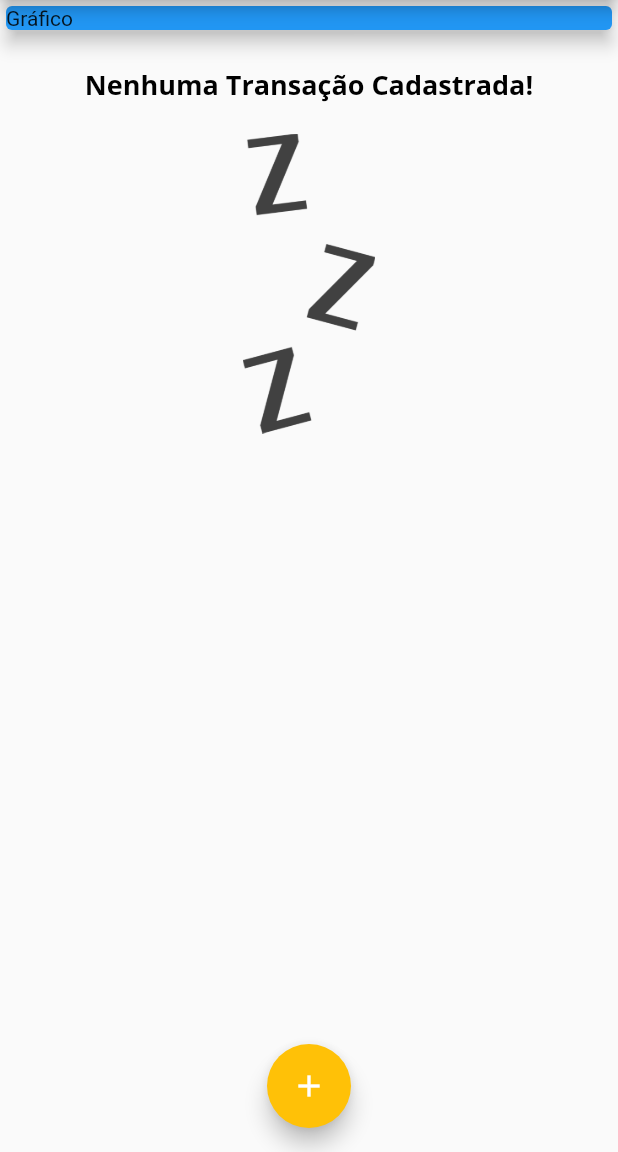
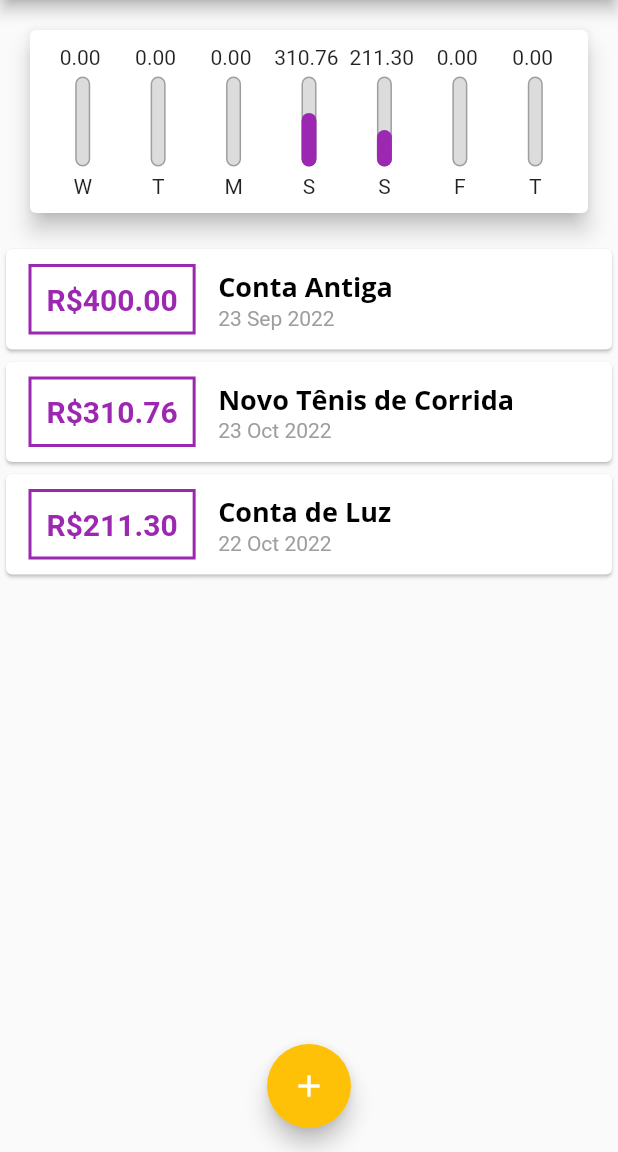
Before and after one commit to pf-haidar/expenses, a Flutter app: the screen it shows after launch, on a phone screen of 412 x 824 dp, the part 84-1236 px from its top. Run offline on Flutter 3.47's test engine with Material 2 defaults, Android fonts, the phone set to English and light mode, and no system bars.

Commit message:
feat chart and chart bars

```diff
--- /dev/null
+++ b/lib/components/chart.dart
@@ -0,0 +1,67 @@
+import 'package:expenses/components/chart_bar.dart';
+import 'package:expenses/models/transaction.dart';
+import 'package:flutter/material.dart';
+import 'package:intl/intl.dart';
+
+class Chart extends StatelessWidget {
+  const Chart({Key? key, required this.recentTransaction}) : super(key: key);
+
+  final List<Transaction> recentTransaction;
+
+  List<Map<String, Object>> get groupedTransactions {
+    return List.generate(7, (index) {
+      final weekDay = DateTime.now().subtract(
+        Duration(days: index),
+      );
+
+      double totalSum = 0.0;
+
+      for (var i = 0; i < recentTransaction.length; i++) {
+        bool sameDay = recentTransaction[i].date.day == weekDay.day;
+        bool sameMonth = recentTransaction[i].date.month == weekDay.month;
+        bool sameYear = recentTransaction[i].date.year == weekDay.year;
+
+        if (sameDay && sameMonth && sameYear) {
+          totalSum += recentTransaction[i].value;
+        }
+      }
+
+      return {
+        'day': DateFormat.E().format(weekDay)[0],
+        'value': totalSum,
+      };
+    });
+  }
+
+  double get _weekTotalValue {
+    return groupedTransactions.fold(0.0, (sum, tr) {
+      // double.parse(tr['value'].toString())
+      return sum + (tr['value'] as double);
+    });
+  }
+
+  @override
+  Widget build(BuildContext context) {
+    groupedTransactions;
+    return Card(
+      elevation: 6,
+      margin: const EdgeInsets.all(20),
+      child: Padding(
+        padding: const EdgeInsets.all(10.0),
+        child: Row(
+          mainAxisAlignment: MainAxisAlignment.spaceAround,
+          children: groupedTransactions.map((tr) {
+            return Flexible(
+              fit: FlexFit.tight,
+              child: ChartBar(
+                label: tr['day'].toString(),
+                value: double.parse(tr['value'].toString()),
+                percentage: (tr['value'] as double) / _weekTotalValue,
+              ),
+            );
+          }).toList(),
+        ),
+      ),
+    );
+  }
+}
--- /dev/null
+++ b/lib/components/chart_bar.dart
@@ -0,0 +1,58 @@
+import 'package:flutter/material.dart';
+
+class ChartBar extends StatelessWidget {
+  final String label;
+  final double value;
+  final double percentage;
+
+  const ChartBar({
+    Key? key,
+    required this.label,
+    required this.value,
+    required this.percentage,
+  }) : super(key: key);
+
+  @override
+  Widget build(BuildContext context) {
+    return Column(
+      children: [
+        // Text('R\$${value.toStringAsFixed(2)}'),
+        FittedBox(
+          child: Text(
+            '${value.toStringAsFixed(2)} ',
+          ),
+        ),
+        const SizedBox(height: 5),
+        Container(
+          height: 60,
+          width: 10,
+          child: Stack(
+            alignment: Alignment.bottomCenter,
+            children: [
+              Container(
+                decoration: BoxDecoration(
+                  border: Border.all(
+                    color: Colors.grey,
+                    width: 1.0,
+                  ),
+                  color: const Color.fromRGBO(220, 220, 220, 1),
+                  borderRadius: BorderRadius.circular(5),
+                ),
+              ),
+              FractionallySizedBox(
+                heightFactor: percentage,
+                child: Container(
+                    decoration: BoxDecoration(
+                  color: Theme.of(context).colorScheme.primary,
+                  borderRadius: BorderRadius.circular(5),
+                )),
+              ),
+            ],
+          ),
+        ),
+        const SizedBox(height: 5),
+        Text(label),
+      ],
+    );
+  }
+}
--- a/lib/main.dart
+++ b/lib/main.dart
@@ -2,6 +2,7 @@
 
 import 'dart:math';
 
+import 'package:expenses/components/chart.dart';
 import 'package:expenses/components/transaction_form.dart';
 import 'package:expenses/components/transaction_list.dart';
 import 'package:expenses/models/transaction.dart';
@@ -52,19 +53,35 @@ class MyHomePage extends StatefulWidget {
 
 class _MyHomePageState extends State<MyHomePage> {
   final List<Transaction> _transactions = [
-    // Transaction(
-    //   id: 't1',
-    //   title: 'Novo Tênis de Corrida',
-    //   value: 310.76,
-    //   date: DateTime.now(),
-    // ),
-    // Transaction(
-    //   id: 't2',
-    //   title: 'Conta de Luz',
-    //   value: 211.30,
-    //   date: DateTime.now(),
-    // ),
+    Transaction(
+      id: 't0',
+      title: 'Conta Antiga',
+      value: 400.00,
+      date: DateTime.now().subtract(Duration(days: 33)),
+    ),
+    Transaction(
+      id: 't1',
+      title: 'Novo Tênis de Corrida',
+      value: 310.76,
+      date: DateTime.now().subtract(Duration(days: 3)),
+    ),
+    Transaction(
+      id: 't2',
+      title: 'Conta de Luz',
+      value: 211.30,
+      date: DateTime.now().subtract(Duration(days: 4)),
+    ),
   ];
+
+  List<Transaction> get _recentTransactions {
+    return _transactions.where((tr) {
+      return tr.date.isAfter(
+        DateTime.now().subtract(
+          Duration(days: 7),
+        ),
+      );
+    }).toList();
+  }
 
   _addTransaction(String title, double value) {
     final newTransaction = Transaction(
@@ -109,14 +126,7 @@ class _MyHomePageState extends State<MyHomePage> {
           crossAxisAlignment: CrossAxisAlignment.stretch,
           // ignore: prefer_const_literals_to_create_immutables
           children: [
-            Container(
-              width: double.infinity,
-              child: Card(
-                color: Colors.blue,
-                elevation: 5,
-                child: Text('Gráfico'),
-              ),
-            ),
+            Chart(recentTransaction: _recentTransactions),
             TransactionList(transactions: _transactions),
           ],
         ),
```
